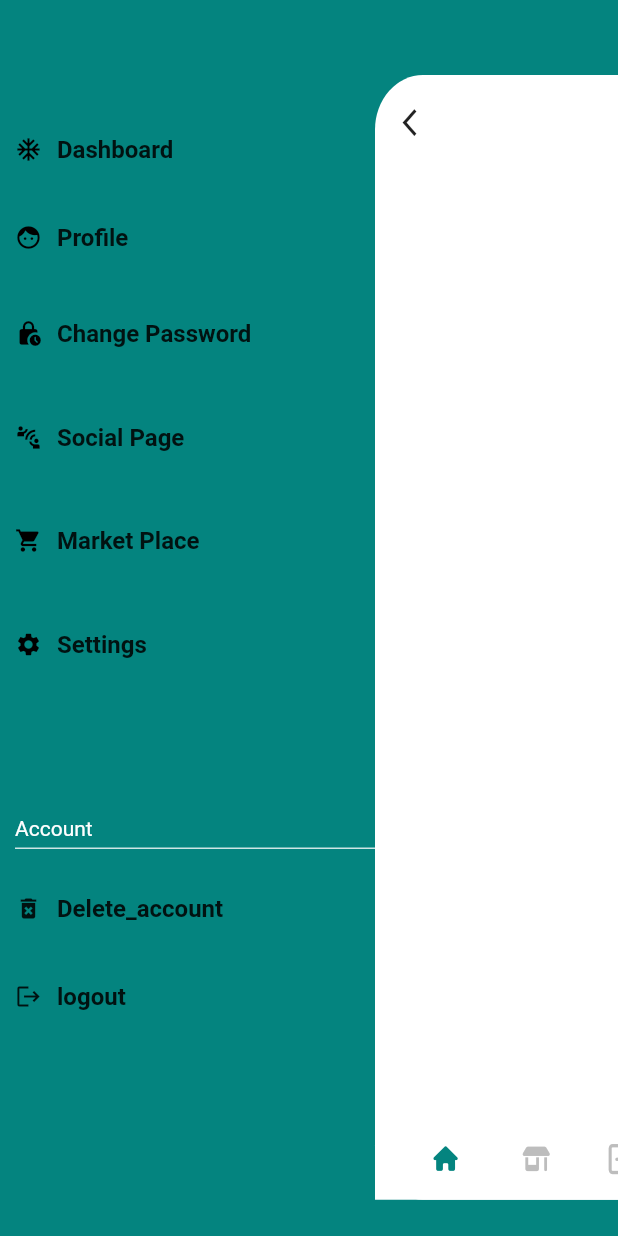
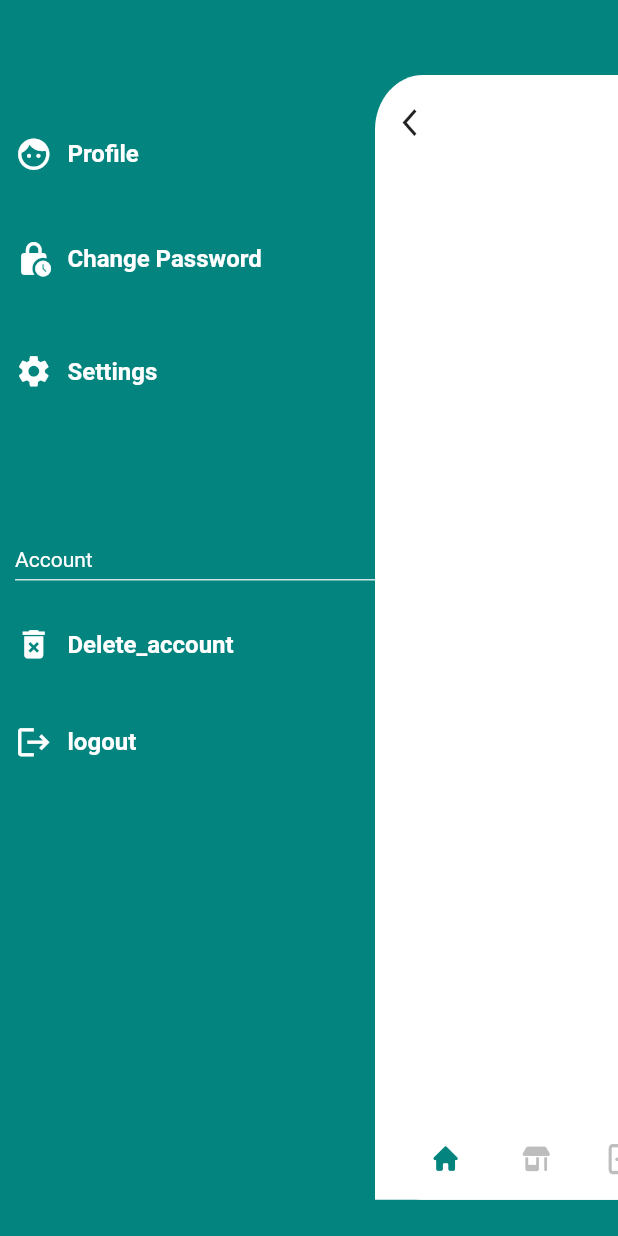
Before and after one commit to bitwaytechorg/pluto, a Flutter app: the MobileHome screen opened directly, after a tap on an icon or button, on a phone screen of 412 x 824 dp. Run offline on Flutter 3.47's test engine with Material 2 defaults, Android fonts, the phone set to English and light mode, and no system bars; our stand-ins replace cloud_firestore, firebase_auth, firebase_core, firebase_remote_config, font_awesome_flutter, image_picker; missing offline and left inert: firebase_ui_auth, firebase_ui_localizations; accounts and stored records are empty.

Commit message:
slider_menu

```diff
--- a/lib/components/slider_menu.dart
+++ b/lib/components/slider_menu.dart
@@ -28,28 +28,12 @@ class Slider_menu extends StatelessWidget {
                   Container(
                     margin: EdgeInsets.symmetric(vertical: 20),
                     child:InkWell(
-                      onTap: ()=>Navigator.push(context, MaterialPageRoute(builder: (context)=>Home())),
-                      child: Row(
-                        children: [
-                          Icon(Icons.ac_unit_outlined, color: Colors.black,size: 18,),
-                          SizedBox(width: 10,),
-                          Text('Dashboard', style: TextStyle(color: Colors.black87, fontSize:16,fontWeight: FontWeight.bold),)
-
-                ],
-
-              ),
-
-            ),
-          ),
-                  Container(
-                    margin: EdgeInsets.symmetric(vertical: 20),
-                    child:InkWell(
                       onTap: ()=> { },
                       child: Row(
                         children: [
-                          Icon(Icons.face, color: Colors.black,size: 18,),
+                          Icon(Icons.face, color: Colors.white,size: 25,),
                           SizedBox(width: 10,),
-                          Text('Profile', style: TextStyle(color: Colors.black87, fontSize:16,fontWeight: FontWeight.bold),)
+                          Text('Profile', style: TextStyle(color: Colors.white, fontSize:16,fontWeight: FontWeight.bold),)
 
                         ],
 
@@ -63,9 +47,9 @@ class Slider_menu extends StatelessWidget {
                       onTap: ()=> { },
                       child: Row(
                         children: [
-                          Icon(Icons.lock_clock_rounded, color: Colors.black,size: 18,),
+                          Icon(Icons.lock_clock_rounded, color: Colors.white,size: 25,),
                           SizedBox(width: 10,),
-                          Text('Change Password', style: TextStyle(color: Colors.black87, fontSize: 16, fontWeight: FontWeight.bold),)
+                          Text('Change Password', style: TextStyle(color: Colors.white, fontSize: 16, fontWeight: FontWeight.bold),)
                         ],
                       ),
                     ),
@@ -76,35 +60,9 @@ class Slider_menu extends StatelessWidget {
                       onTap: ()=> { },
                       child: Row(
                         children: [
-                          Icon(Icons.connect_without_contact_outlined, color: Colors.black,size: 18,),
+                          Icon(Icons.settings, color: Colors.white,size: 25,),
                           SizedBox(width: 10,),
-                          Text('Social Page ', style: TextStyle(color: Colors.black87, fontSize: 16, fontWeight: FontWeight.bold),)
-                        ],
-                      ),
-                    ),
-                  ),
-                  Container(
-                    margin: EdgeInsets.symmetric(vertical: 25),
-                    child: InkWell(
-                      onTap: ()=> { },
-                      child: Row(
-                        children: [
-                          Icon(Icons.shopping_cart, color: Colors.black,size: 18,),
-                          SizedBox(width: 10,),
-                          Text('Market Place', style: TextStyle(color: Colors.black87, fontSize: 16, fontWeight: FontWeight.bold),)
-                        ],
-                      ),
-                    ),
-                  ),
-                  Container(
-                    margin: EdgeInsets.symmetric(vertical: 25),
-                    child: InkWell(
-                      onTap: ()=> { },
-                      child: Row(
-                        children: [
-                          Icon(Icons.settings, color: Colors.black,size: 18,),
-                          SizedBox(width: 10,),
-                          Text('Settings', style: TextStyle(color: Colors.black87, fontSize: 16, fontWeight: FontWeight.bold),)
+                          Text('Settings', style: TextStyle(color: Colors.white, fontSize: 16, fontWeight: FontWeight.bold),)
                         ],
                       ),
                     ),
@@ -123,9 +81,9 @@ class Slider_menu extends StatelessWidget {
                           onTap: ()=>Navigator.push(context, MaterialPageRoute(builder: (context)=>Home())),
                           child: Row(
                             children: [
-                              Icon(Icons.delete_forever, color: Colors.black87,size: 18,),
+                              Icon(Icons.delete_forever, color: Colors.white,size: 25,),
                               SizedBox(width: 10,),
-                              Text('Delete_account', style: TextStyle(color: Colors.black87, fontSize:16,fontWeight: FontWeight.bold),)
+                              Text('Delete_account', style: TextStyle(color: Colors.white, fontSize:16,fontWeight: FontWeight.bold),)
                             ],
                           )
                       )),
@@ -133,9 +91,9 @@ class Slider_menu extends StatelessWidget {
                       margin: EdgeInsets.symmetric(vertical: 10),
                           child: Row(
                             children: [
-                              Icon(Icons.logout, color: Colors.black87,size: 18,),
+                              Icon(Icons.logout, color: Colors.white,size: 25,),
                               SizedBox(width: 10,),
-                              Text('logout', style: TextStyle(color: Colors.black87, fontSize:16,fontWeight: FontWeight.bold),)
+                              Text('logout', style: TextStyle(color: Colors.white, fontSize:16,fontWeight: FontWeight.bold),)
                             ],
                           )
                       )
```
